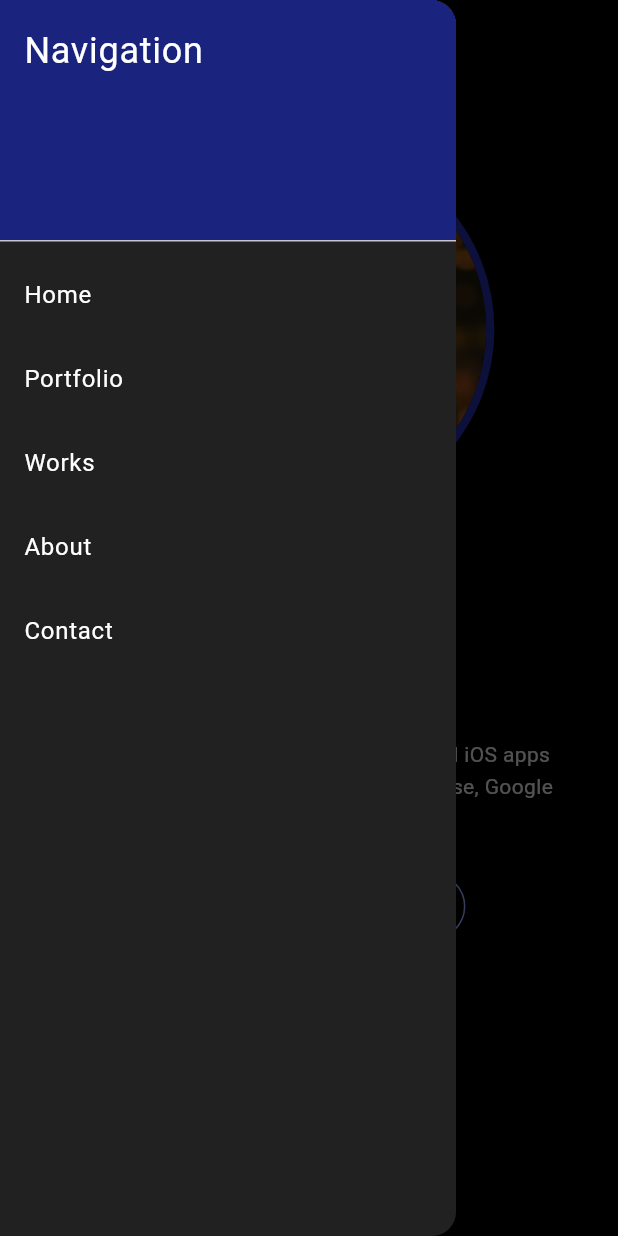
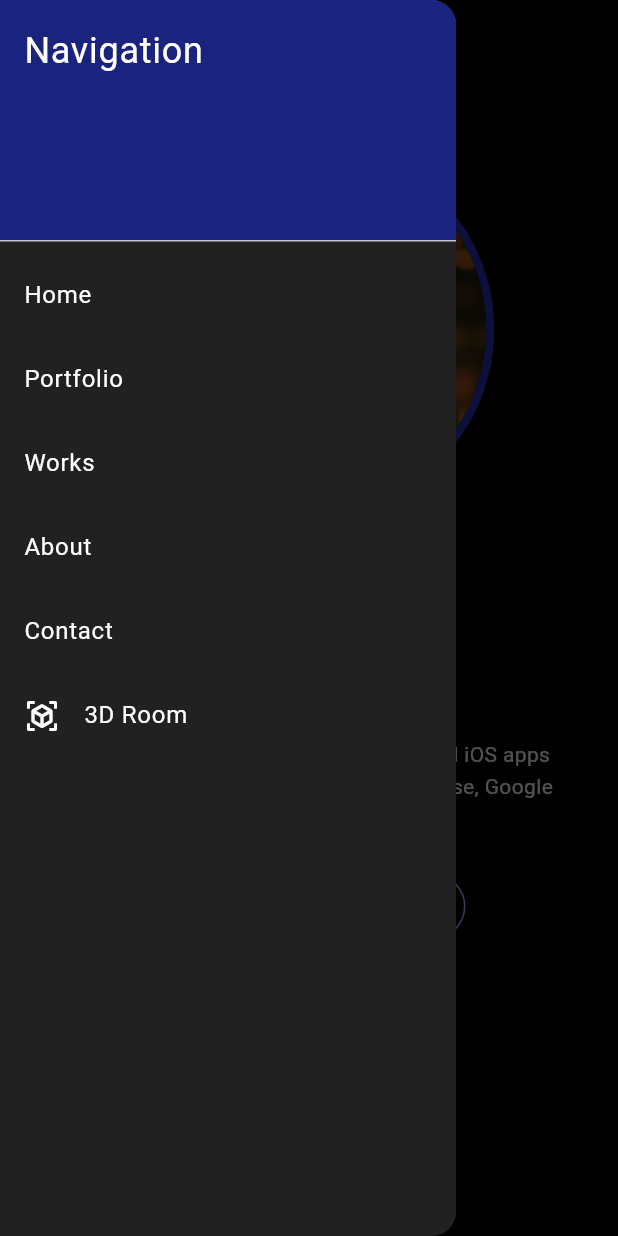
Before and after one commit to ammustephy/stephy_rn-protfolio, a Flutter app: the screen it shows after launch, with the side drawer open, on a phone screen of 412 x 824 dp. Run offline on Flutter 3.47's test engine with Material 3 defaults, Android fonts, the phone set to English and light mode, and no system bars; drawn by our look-alikes of animated_text_kit; our stand-ins replace font_awesome_flutter, lottie, web; missing offline and left inert: dart:js_interop, dart:ui_web, jumping_dot.

Commit message:
Serve the 3D room as the main site, Flutter site at /classic
- scripts/build_site.sh (used by both workflows) builds the Flutter app
  with --base-href /classic/ and assembles build/site: web3d/ at the
  root, the Flutter build in classic/. scripts/build_site.ps1 does the
  same on Windows for local checks.
- firebase.json now publishes build/site and rewrites /classic/** to the
  Flutter app's index.html.
- 3D room: "Classic site" link in the top bar; absolute og:image, og:url
  and canonical for link previews.
- Flutter site: "3D Room" button in the app bar and drawer (opens / in
  the same tab, via HomeViewModel.openThreeDRoom); og:url -> /classic/.

Checked locally against build/site: the 3D room loads at /, the classic
site at /classic/ (app, globe script and resume all resolve), and the
links work in both directions. flutter analyze: no issues; tests pass.

Co-Authored-By: Claude Opus 5.5 <noreply@anthropic.com>

```diff
--- a/lib/core/constants/app_constants.dart
+++ b/lib/core/constants/app_constants.dart
@@ -15,6 +15,10 @@ class AppConstants {
   static const String instagramUrl =
       'https://www.instagram.com/stephy_rn/?next=%2F&hl=en/';
 
+  /// The 3D developer room, served at the site root. This Flutter site is
+  /// served under /classic/.
+  static const String threeDRoomUrl = '/';
+
   static const String resumePath =
       'assets/Assets/Resume/Stephy_RN_Flutter_Developer_Resume.pdf';
   static const String resumeFileName = 'Stephy_RN_Flutter_Developer_Resume.pdf';
--- a/lib/core/services/link_service.dart
+++ b/lib/core/services/link_service.dart
@@ -8,6 +8,10 @@ class LinkService {
   /// Opens [url] in a new tab or the matching app.
   Future<bool> openUrl(String url) =>
       launchUrl(Uri.parse(url), mode: LaunchMode.externalApplication);
+
+  /// Opens [url] in the current tab (used for links within this website).
+  Future<bool> openInSameTab(String url) =>
+      launchUrl(Uri.parse(url), webOnlyWindowName: '_self');
 
   /// Tries the native app link first (e.g. `instagram://`) and falls back to
   /// the website.
--- a/lib/modules/home/view_models/home_view_model.dart
+++ b/lib/modules/home/view_models/home_view_model.dart
@@ -2,6 +2,7 @@ import 'package:flutter/widgets.dart';
 
 import '../../../core/constants/app_constants.dart';
 import '../../../core/platform/browser_actions.dart' as browser;
+import '../../../core/services/link_service.dart';
 import '../../../data/repositories/portfolio_repository.dart';
 
 /// The page sections, in the order they appear.
@@ -20,12 +21,16 @@ enum PortfolioSection {
 /// the resume download.
 class HomeViewModel {
   final PortfolioRepository _repository;
+  final LinkService _links;
   final Map<PortfolioSection, GlobalKey> _sectionKeys = {
     for (final section in PortfolioSection.values) section: GlobalKey(),
   };
 
-  HomeViewModel({PortfolioRepository repository = const PortfolioRepository()})
-      : _repository = repository;
+  HomeViewModel({
+    PortfolioRepository repository = const PortfolioRepository(),
+    LinkService links = const LinkService(),
+  })  : _repository = repository,
+        _links = links;
 
   String get heroGreeting => _repository.heroGreeting;
   String get heroPitch => _repository.heroPitch;
@@ -51,6 +56,9 @@ class HomeViewModel {
     );
   }
 
+  /// Goes back to the 3D developer room (the site's main page).
+  void openThreeDRoom() => _links.openInSameTab(AppConstants.threeDRoomUrl);
+
   void downloadResume() => browser.downloadResume(
       AppConstants.resumePath, AppConstants.resumeFileName);
 }
--- a/lib/modules/home/views/home_view.dart
+++ b/lib/modules/home/views/home_view.dart
@@ -78,6 +78,15 @@ class _HomeViewState extends State<HomeView> {
           NavLink(label: section.label, onTap: () => _home.scrollTo(section)),
           const SizedBox(width: 12),
         ],
+        OutlinedButton.icon(
+          onPressed: _home.openThreeDRoom,
+          icon: const Icon(Icons.view_in_ar, color: Colors.white, size: 18),
+          label: const Text('3D Room', style: TextStyle(color: Colors.white)),
+          style: OutlinedButton.styleFrom(
+            side: BorderSide(color: Colors.indigo.shade300),
+          ),
+        ),
+        const SizedBox(width: 12),
         ElevatedButton(
           onPressed: () => _home.scrollTo(PortfolioSection.contact),
           style:
@@ -117,6 +126,11 @@ class _MobileDrawer extends StatelessWidget {
                 viewModel.scrollTo(section);
               },
             ),
+          ListTile(
+            leading: const Icon(Icons.view_in_ar, color: Colors.white),
+            title: const Text('3D Room', style: TextStyle(color: Colors.white)),
+            onTap: viewModel.openThreeDRoom,
+          ),
         ],
       ),
     );
```
Also changed, not shown: firebase.json, 7 other files.
